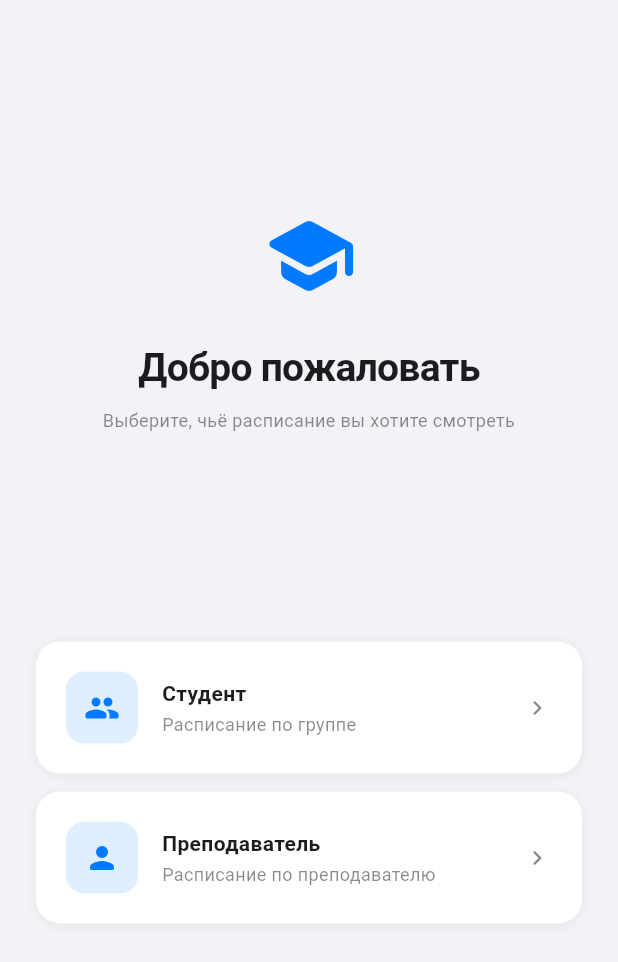
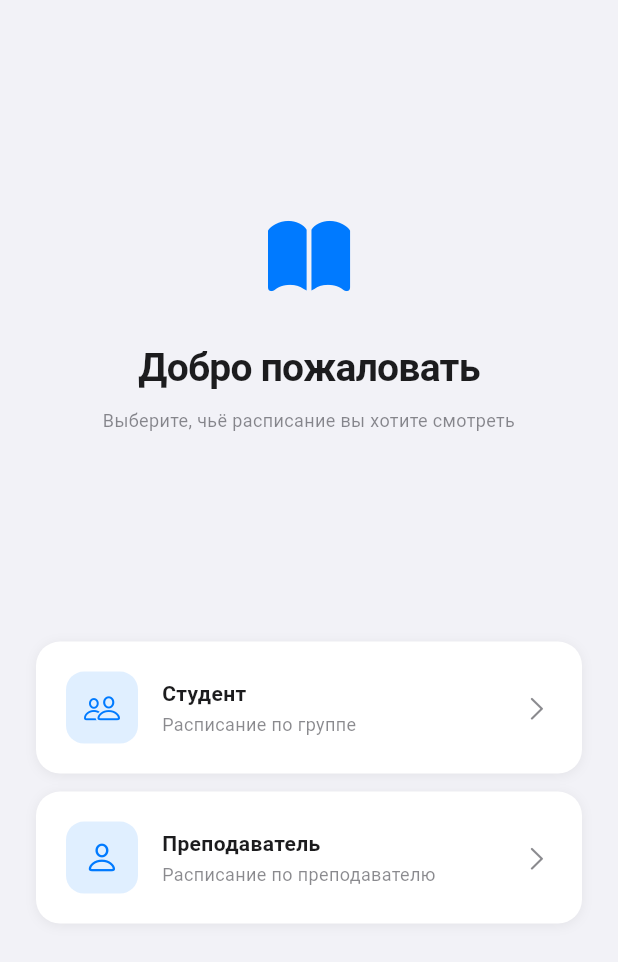
Before and after one commit to deissh/ystu_diplom, a Flutter app: the screen it shows after launch, on a phone screen of 412 x 824 dp. Shown: the top 962 px of the screen. Run offline on Flutter 3.47's test engine with Material 3 defaults, Android fonts, the phone set to English and light mode, and no system bars; our stand-ins replace dio, drift, drift_flutter, flutter_riverpod, go_router, shared_preferences and 1 more; accounts and stored records are empty; generated files the repository leaves out were written again.

Commit message:
refactor(onboarding): migrate all onboarding screens to Cupertino widgets
Replace Scaffold/AppBar/IconButton with CupertinoPageScaffold and inline
back button. Replace TextField/FilledButton/TextButton/ListTile/
CircularProgressIndicator with CupertinoSearchTextField/CupertinoButton/
CupertinoActivityIndicator. Replace all Icons.* with CupertinoIcons.*.
Fix Theme.of().brightness → CupertinoTheme.brightnessOf() in mode and
subgroup cards. Remove unused TextEditingController from picker pages.

Co-Authored-By: Claude Sonnet 4.6 <noreply@anthropic.com>

```diff
--- a/app/lib/features/onboarding/presentation/screens/onboarding_screen.dart
+++ b/app/lib/features/onboarding/presentation/screens/onboarding_screen.dart
@@ -1,4 +1,4 @@
-import 'package:flutter/material.dart';
+import 'package:flutter/cupertino.dart';
 import 'package:flutter_riverpod/flutter_riverpod.dart';
 
 import '../../../../core/theme/app_colors.dart';
@@ -13,7 +13,7 @@ import '../widgets/teacher_picker_page.dart';
 /// Мультишаговый онбординг-wizard.
 ///
 /// Использует [PageView] с [NeverScrollableScrollPhysics] — навигация только
-/// программная. Кнопка «Назад» в AppBar возвращает на предыдущую страницу.
+/// программная. Кнопка «Назад» возвращает на предыдущую страницу.
 ///
 /// Страницы:
 ///   0 — Выбор режима (Student / Teacher)
@@ -57,43 +57,45 @@ class _OnboardingScreenState extends ConsumerState<OnboardingScreen> {
     final Color bg =
         AppColors.resolve(context, AppColors.bgLight, AppColors.bgDark);
 
-    // Определяем страницы в зависимости от режима
     final pages = _buildPages(state);
 
-    return Scaffold(
+    return CupertinoPageScaffold(
       backgroundColor: bg,
-      appBar: _currentPage > 0
-          ? AppBar(
-              backgroundColor: Colors.transparent,
-              elevation: 0,
-              leading: IconButton(
-                icon: const Icon(Icons.arrow_back_ios_new_rounded),
-                onPressed: _back,
+      child: SafeArea(
+        child: Column(
+          crossAxisAlignment: CrossAxisAlignment.stretch,
+          children: [
+            if (_currentPage > 0)
+              Align(
+                alignment: Alignment.centerLeft,
+                child: CupertinoButton(
+                  padding: const EdgeInsets.fromLTRB(8, 4, 8, 4),
+                  onPressed: _back,
+                  child: const Icon(CupertinoIcons.back),
+                ),
               ),
-            )
-          : null,
-      body: SafeArea(
-        child: PageView(
-          controller: _pageController,
-          physics: const NeverScrollableScrollPhysics(),
-          children: pages,
+            Expanded(
+              child: PageView(
+                controller: _pageController,
+                physics: const NeverScrollableScrollPhysics(),
+                children: pages,
+              ),
+            ),
+          ],
         ),
       ),
     );
   }
 
   List<Widget> _buildPages(OnboardingState state) {
-    // Страница 0 — выбор режима
     final modePage = ModeSelectionPage(
       onModeSelected: () => _goTo(1),
     );
 
-    // Страница 1 — выбор группы или преподавателя
     Widget listPage;
     if (state.mode == ProfileMode.teacher) {
       listPage = TeacherPickerPage(
         onTeacherSelected: () {
-          // У преподавателя нет шагов после выбора — сразу завершаем
           ref.read(onboardingProvider.notifier).complete();
         },
       );
@@ -107,12 +109,10 @@ class _OnboardingScreenState extends ConsumerState<OnboardingScreen> {
       return [modePage, listPage];
     }
 
-    // Страница 2 — подгруппа (student only)
     final subgroupPage = SubgroupPickerPage(
       onSubgroupSelected: () => _goTo(3),
     );
 
-    // Страница 3 — имя (student only)
     final namePage = NameEntryPage(
       onFinish: () => ref.read(onboardingProvider.notifier).complete(),
     );
--- a/app/lib/features/onboarding/presentation/widgets/mode_selection_page.dart
+++ b/app/lib/features/onboarding/presentation/widgets/mode_selection_page.dart
@@ -1,4 +1,4 @@
-import 'package:flutter/material.dart';
+import 'package:flutter/cupertino.dart';
 import 'package:flutter_riverpod/flutter_riverpod.dart';
 
 import '../../../../core/theme/app_colors.dart';
@@ -28,7 +28,7 @@ class ModeSelectionPage extends ConsumerWidget {
         crossAxisAlignment: CrossAxisAlignment.stretch,
         children: [
           const Spacer(flex: 2),
-          Icon(Icons.school_rounded, size: 64, color: accent),
+          Icon(CupertinoIcons.book_solid, size: 64, color: accent),
           const SizedBox(height: 24),
           Text(
             'Добро пожаловать',
@@ -43,7 +43,7 @@ class ModeSelectionPage extends ConsumerWidget {
           ),
           const Spacer(flex: 2),
           _ModeCard(
-            icon: Icons.group_rounded,
+            icon: CupertinoIcons.person_2,
             title: 'Студент',
             subtitle: 'Расписание по группе',
             color: accent,
@@ -59,7 +59,7 @@ class ModeSelectionPage extends ConsumerWidget {
           ),
           const SizedBox(height: 12),
           _ModeCard(
-            icon: Icons.person_rounded,
+            icon: CupertinoIcons.person,
             title: 'Преподаватель',
             subtitle: 'Расписание по преподавателю',
             color: accent,
@@ -103,7 +103,8 @@ class _ModeCard extends StatelessWidget {
 
   @override
   Widget build(BuildContext context) {
-    final bool isDark = Theme.of(context).brightness == Brightness.dark;
+    final bool isDark =
+        CupertinoTheme.brightnessOf(context) == Brightness.dark;
     return GestureDetector(
       onTap: onTap,
       child: Container(
@@ -130,15 +131,15 @@ class _ModeCard extends StatelessWidget {
                 crossAxisAlignment: CrossAxisAlignment.start,
                 children: [
                   Text(title,
-                      style: AppTextStyles.subjectName.copyWith(color: label)),
+                      style:
+                          AppTextStyles.subjectName.copyWith(color: label)),
                   const SizedBox(height: 2),
                   Text(subtitle,
                       style: AppTextStyles.meta.copyWith(color: label3)),
                 ],
               ),
             ),
-            Icon(Icons.chevron_right_rounded,
-                color: label3, size: 20),
+            Icon(CupertinoIcons.chevron_right, color: label3, size: 20),
           ],
         ),
       ),
```
Also changed, not shown: app/lib/features/onboarding/presentation/widgets/group_picker_page.dart (+34 -43 lines), app/lib/features/onboarding/presentation/widgets/name_entry_page.dart (+17 -31 lines), app/lib/features/onboarding/presentation/widgets/subgroup_picker_page.dart (+4 -3 lines), app/lib/features/onboarding/presentation/widgets/teacher_picker_page.dart (+50 -49 lines).
